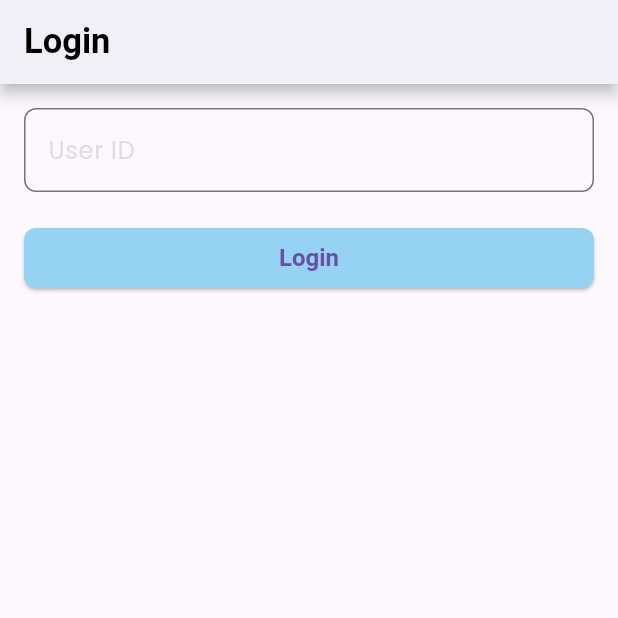
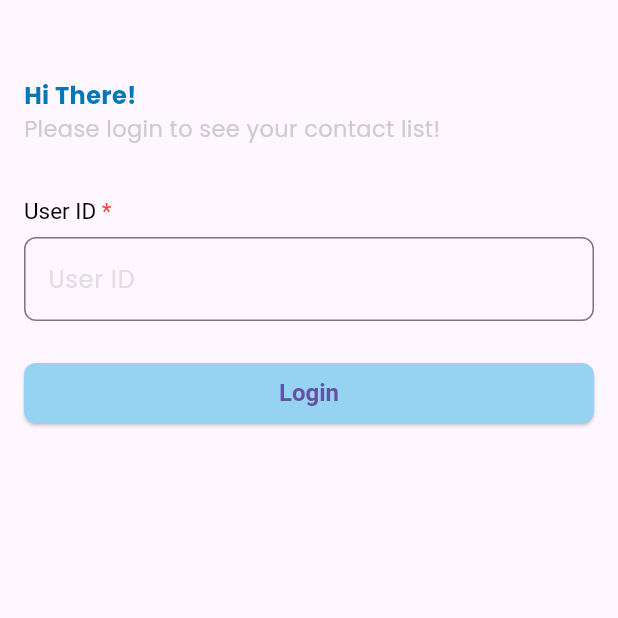
Before and after one commit to derohimat/contact_app_tw, a Flutter app: the screen it shows after launch, on a phone screen of 412 x 824 dp, the top half of it. Run offline on Flutter 3.47's test engine with Material 3 defaults, Android fonts, the phone set to English and light mode, and no system bars; our stand-ins replace flutter_secure_storage, flutter_svg, get, google_fonts.

Commit message:
update login screen

```diff
--- a/lib/presentation/screens/login/login_screen.dart
+++ b/lib/presentation/screens/login/login_screen.dart
@@ -1,6 +1,7 @@
 import 'package:flutter/material.dart';
 import 'package:get/get.dart';
 
+import '../../../styles/app_colors.dart';
 import 'login_controller.dart';
 
 class LoginScreen extends GetView<LoginController> {
@@ -9,18 +10,39 @@ class LoginScreen extends GetView<LoginController> {
   @override
   Widget build(BuildContext context) {
     return Scaffold(
-      appBar: AppBar(
-        title: const Text('Login'),
-      ),
       body: Padding(
         padding: const EdgeInsets.all(16.0),
         child: Column(
+          crossAxisAlignment: CrossAxisAlignment.start,
           children: [
+            const SizedBox(height: 36.0),
+            Text(
+              "Hi There!",
+              style: TextStyle(color: AppColors.blue, fontSize: 16.0, fontWeight: FontWeight.bold),
+            ),
+            Text(
+              "Please login to see your contact list!",
+              style: TextStyle(color: AppColors.darkGray, fontSize: 15.0),
+            ),
+            const SizedBox(height: 36),
+            RichText(
+              text: TextSpan(
+                text: 'User ID',
+                style: TextStyle(color: AppColors.black, fontSize: 15.0),
+                children: [
+                  TextSpan(
+                    text: ' *',
+                    style: TextStyle(color: Colors.red),
+                  ),
+                ],
+              ),
+            ),
+            const SizedBox(height: 8.0),
             TextField(
               controller: controller.idController,
               decoration: const InputDecoration(labelText: 'User ID'),
             ),
-            const SizedBox(height: 20),
+            const SizedBox(height: 24),
             SizedBox(
               width: double.infinity,
               child: ElevatedButton(
```
